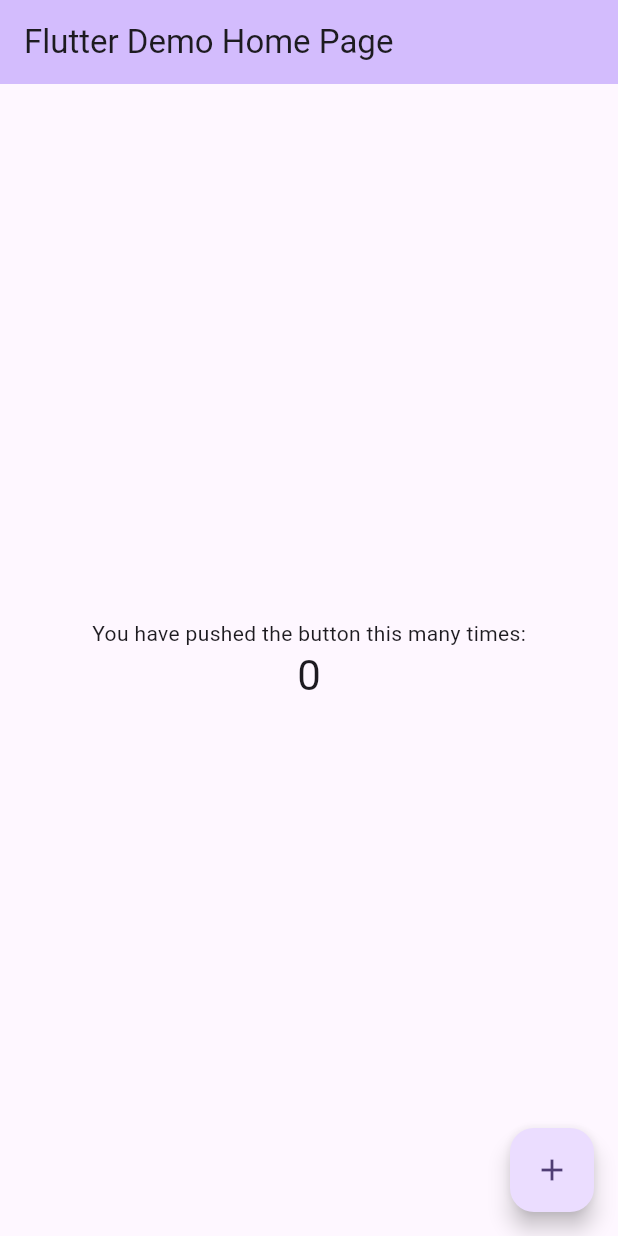
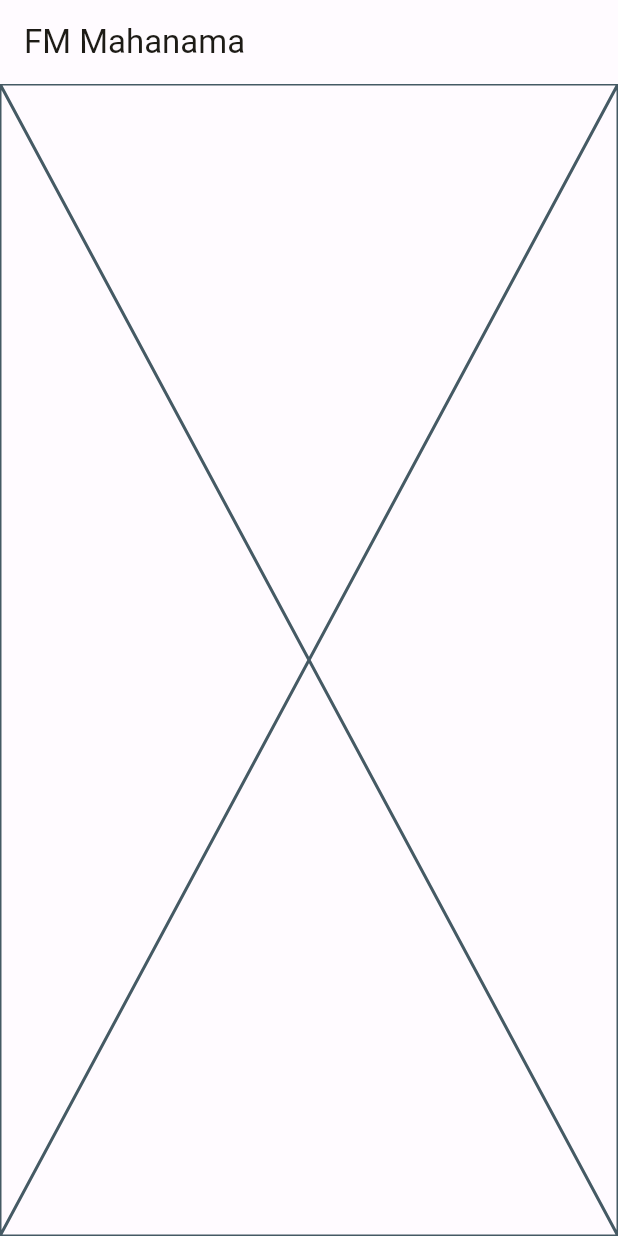
Before and after one commit to RusiruWijethilake/fm_mahanama_mobile_app, a Flutter app: the screen it shows after launch, on a phone screen of 412 x 824 dp. Run offline on Flutter 3.47's test engine with Material 2 defaults, Android fonts, the phone set to English and light mode, and no system bars.

Commit message:
Material 3 theme added

```diff
--- a/lib/main.dart
+++ b/lib/main.dart
@@ -1,4 +1,5 @@
 import 'package:flutter/material.dart';
+import 'package:fm_mahanama_mobile_app/theme/color_schemes.g.dart';
 
 void main() {
   runApp(const MyApp());
@@ -7,119 +8,38 @@ void main() {
 class MyApp extends StatelessWidget {
   const MyApp({super.key});
 
-  // This widget is the root of your application.
   @override
   Widget build(BuildContext context) {
     return MaterialApp(
-      title: 'Flutter Demo',
-      theme: ThemeData(
-        // This is the theme of your application.
-        //
-        // TRY THIS: Try running your application with "flutter run". You'll see
-        // the application has a blue toolbar. Then, without quitting the app,
-        // try changing the seedColor in the colorScheme below to Colors.green
-        // and then invoke "hot reload" (save your changes or press the "hot
-        // reload" button in a Flutter-supported IDE, or press "r" if you used
-        // the command line to start the app).
-        //
-        // Notice that the counter didn't reset back to zero; the application
-        // state is not lost during the reload. To reset the state, use hot
-        // restart instead.
-        //
-        // This works for code too, not just values: Most code changes can be
-        // tested with just a hot reload.
-        colorScheme: ColorScheme.fromSeed(seedColor: Colors.deepPurple),
-        useMaterial3: true,
-      ),
-      home: const MyHomePage(title: 'Flutter Demo Home Page'),
+      title: 'FM Mahanama',
+      theme: ThemeData(useMaterial3: true, colorScheme: lightColorScheme),
+      darkTheme: ThemeData(useMaterial3: true, colorScheme: darkColorScheme),
+      debugShowCheckedModeBanner: false,
+      routes: {
+        '/': (context) => const MyHomePage(),
+      },
+      initialRoute: '/',
     );
   }
 }
 
 class MyHomePage extends StatefulWidget {
-  const MyHomePage({super.key, required this.title});
-
-  // This widget is the home page of your application. It is stateful, meaning
-  // that it has a State object (defined below) that contains fields that affect
-  // how it looks.
-
-  // This class is the configuration for the state. It holds the values (in this
-  // case the title) provided by the parent (in this case the App widget) and
-  // used by the build method of the State. Fields in a Widget subclass are
-  // always marked "final".
-
-  final String title;
+  const MyHomePage({super.key});
 
   @override
   State<MyHomePage> createState() => _MyHomePageState();
 }
 
 class _MyHomePageState extends State<MyHomePage> {
-  int _counter = 0;
-
-  void _incrementCounter() {
-    setState(() {
-      // This call to setState tells the Flutter framework that something has
-      // changed in this State, which causes it to rerun the build method below
-      // so that the display can reflect the updated values. If we changed
-      // _counter without calling setState(), then the build method would not be
-      // called again, and so nothing would appear to happen.
-      _counter++;
-    });
-  }
 
   @override
   Widget build(BuildContext context) {
-    // This method is rerun every time setState is called, for instance as done
-    // by the _incrementCounter method above.
-    //
-    // The Flutter framework has been optimized to make rerunning build methods
-    // fast, so that you can just rebuild anything that needs updating rather
-    // than having to individually change instances of widgets.
+
     return Scaffold(
       appBar: AppBar(
-        // TRY THIS: Try changing the color here to a specific color (to
-        // Colors.amber, perhaps?) and trigger a hot reload to see the AppBar
-        // change color while the other colors stay the same.
-        backgroundColor: Theme.of(context).colorScheme.inversePrimary,
-        // Here we take the value from the MyHomePage object that was created by
-        // the App.build method, and use it to set our appbar title.
-        title: Text(widget.title),
+        title: Text("FM Mahanama"),
       ),
-      body: Center(
-        // Center is a layout widget. It takes a single child and positions it
-        // in the middle of the parent.
-        child: Column(
-          // Column is also a layout widget. It takes a list of children and
-          // arranges them vertically. By default, it sizes itself to fit its
-          // children horizontally, and tries to be as tall as its parent.
-          //
-          // Column has various properties to control how it sizes itself and
-          // how it positions its children. Here we use mainAxisAlignment to
-          // center the children vertically; the main axis here is the vertical
-          // axis because Columns are vertical (the cross axis would be
-          // horizontal).
-          //
-          // TRY THIS: Invoke "debug painting" (choose the "Toggle Debug Paint"
-          // action in the IDE, or press "p" in the console), to see the
-          // wireframe for each widget.
-          mainAxisAlignment: MainAxisAlignment.center,
-          children: <Widget>[
-            const Text(
-              'You have pushed the button this many times:',
-            ),
-            Text(
-              '$_counter',
-              style: Theme.of(context).textTheme.headlineMedium,
-            ),
-          ],
-        ),
-      ),
-      floatingActionButton: FloatingActionButton(
-        onPressed: _incrementCounter,
-        tooltip: 'Increment',
-        child: const Icon(Icons.add),
-      ), // This trailing comma makes auto-formatting nicer for build methods.
+      body: Placeholder(),
     );
   }
 }
```
Also changed, not shown: lib/theme/color_schemes.g.dart (added), 1 other file.
